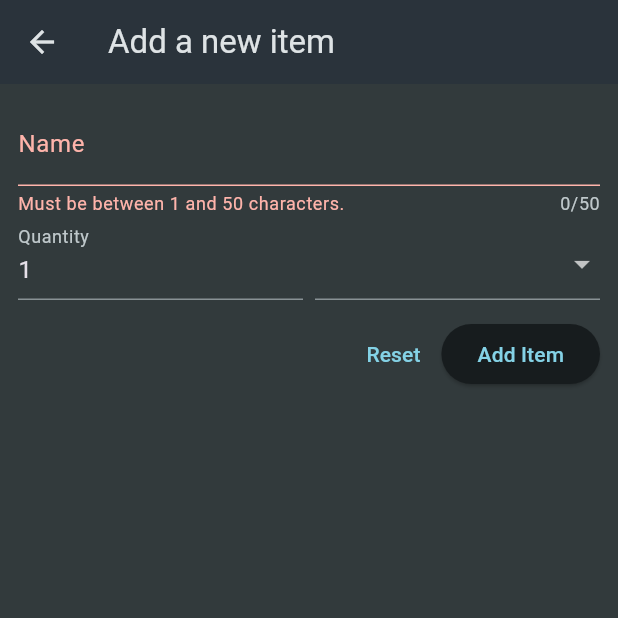
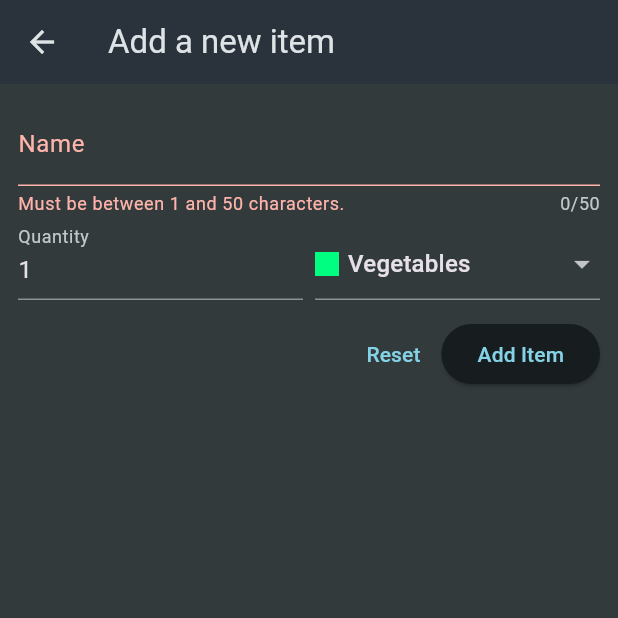
Before and after one commit to fitrirdz/shopping_list, a Flutter app: the NewItem screen opened directly, after a tap on "Add Item", on a phone screen of 412 x 824 dp, the top half of it. Run offline on Flutter 3.47's test engine with Material 3 defaults, Android fonts, the phone set to English and light mode, and no system bars.

Commit message:
Pass data between screen

```diff
--- a/lib/widgets/new_item.dart
+++ b/lib/widgets/new_item.dart
@@ -21,14 +21,14 @@ class _NewItemState extends State<NewItem> {
   void _saveItem() {
     if (_formKey.currentState!.validate()) {
       _formKey.currentState!.save();
-      Navigator.of(context).pop({
+      Navigator.of(context).pop(
         GroceryItem(
           id: DateTime.now().toString(),
           name: _enteredName,
           quantity: _enteredQuantity,
           category: _selectedCategory,
-        )
-      });
+        ),
+      );
     }
   }
 
@@ -87,10 +87,11 @@ class _NewItemState extends State<NewItem> {
                   const SizedBox(width: 8),
                   Expanded(
                     child: DropdownButtonFormField(
+                      value: _selectedCategory,
                       items: [
                         for (final category in categories.entries)
                           DropdownMenuItem(
-                            value: _selectedCategory,
+                            value: category.value,
                             child: Row(
                               children: [
                                 Container(
```
